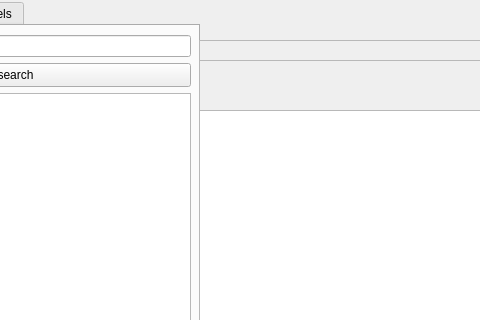
This is code/mainwindow.ui in SAliAkhiM/AP-Project-Daligram as Qt 5 draws it before an edit; both pictures show x 171 to 651 and y 0 to 320 of the 1001 by 677 pixel window. The edited form follows.
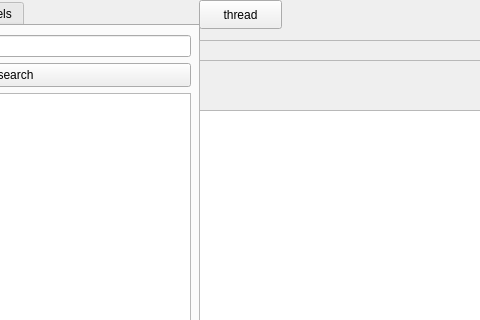
This is the edited form.

The edit to the form file:
```diff
--- a/code/mainwindow.ui
+++ b/code/mainwindow.ui
@@ -222,6 +222,19 @@
      </property>
     </widget>
    </widget>
+   <widget class="QPushButton" name="pushButton">
+    <property name="geometry">
+     <rect>
+      <x>370</x>
+      <y>0</y>
+      <width>83</width>
+      <height>29</height>
+     </rect>
+    </property>
+    <property name="text">
+     <string>thread</string>
+    </property>
+   </widget>
   </widget>
   <widget class="QMenuBar" name="menubar">
    <property name="geometry">
```
